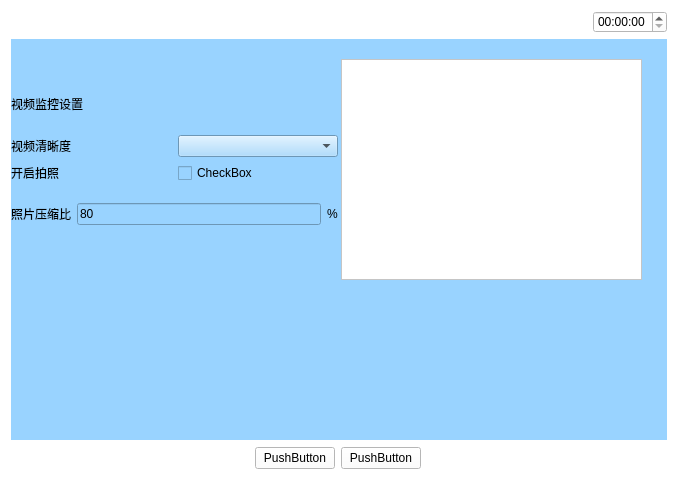
Old version of the form WeighSensor/shipinshezhi.ui in the repository xsw258x2s5w8/WeightSensor.
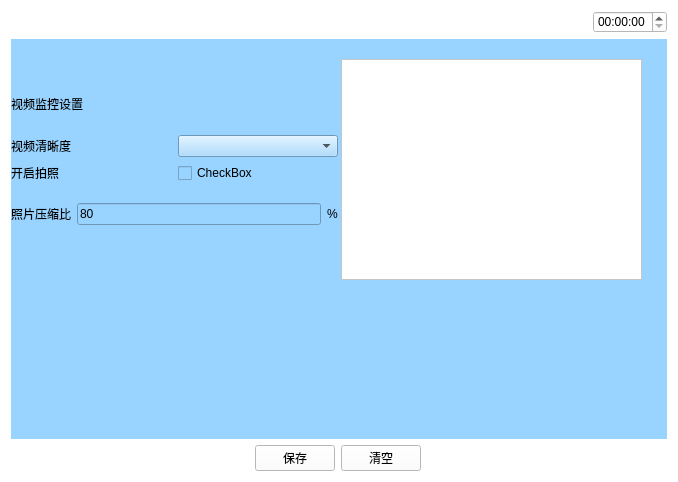
New version of the form. Icons and pictures are not drawn.

```diff
--- a/WeighSensor/shipinshezhi.ui
+++ b/WeighSensor/shipinshezhi.ui
@@ -252,14 +252,14 @@
        <item>
         <widget class="QPushButton" name="pushButton_7">
          <property name="text">
-          <string>PushButton</string>
+          <string>保存</string>
          </property>
         </widget>
        </item>
        <item>
         <widget class="QPushButton" name="pushButton_8">
          <property name="text">
-          <string>PushButton</string>
+          <string>清空</string>
          </property>
         </widget>
        </item>
```
